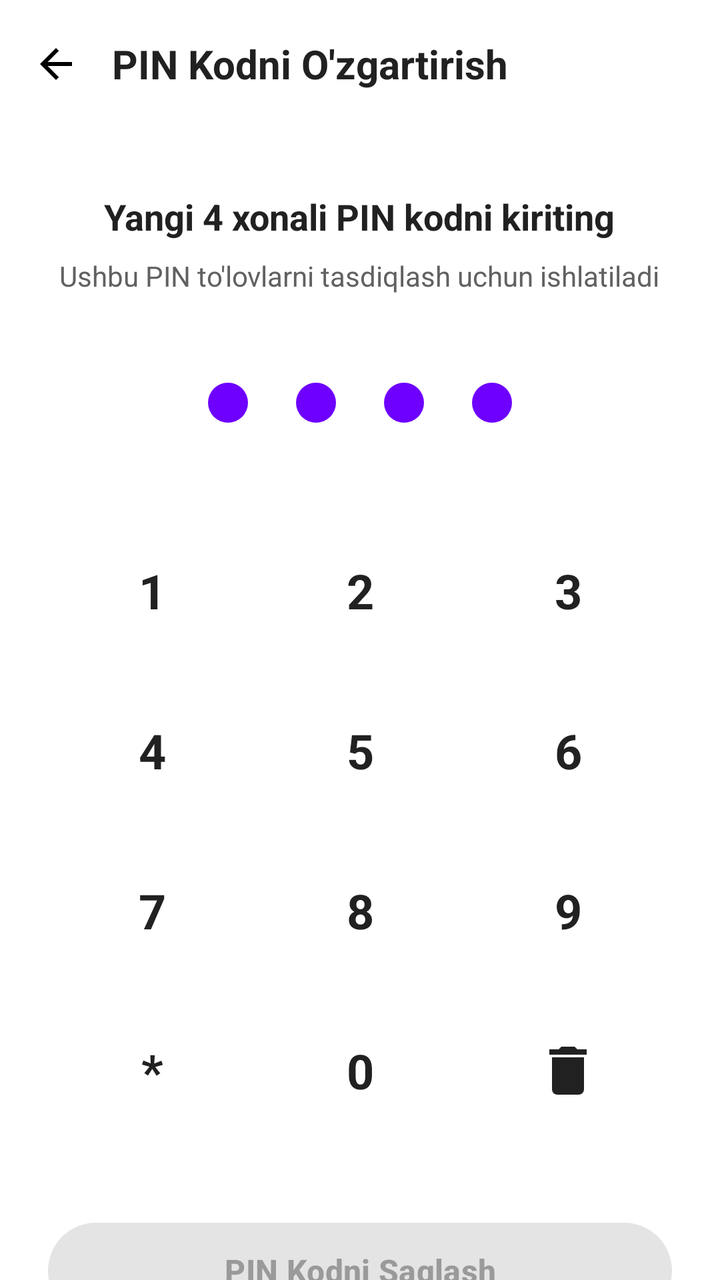
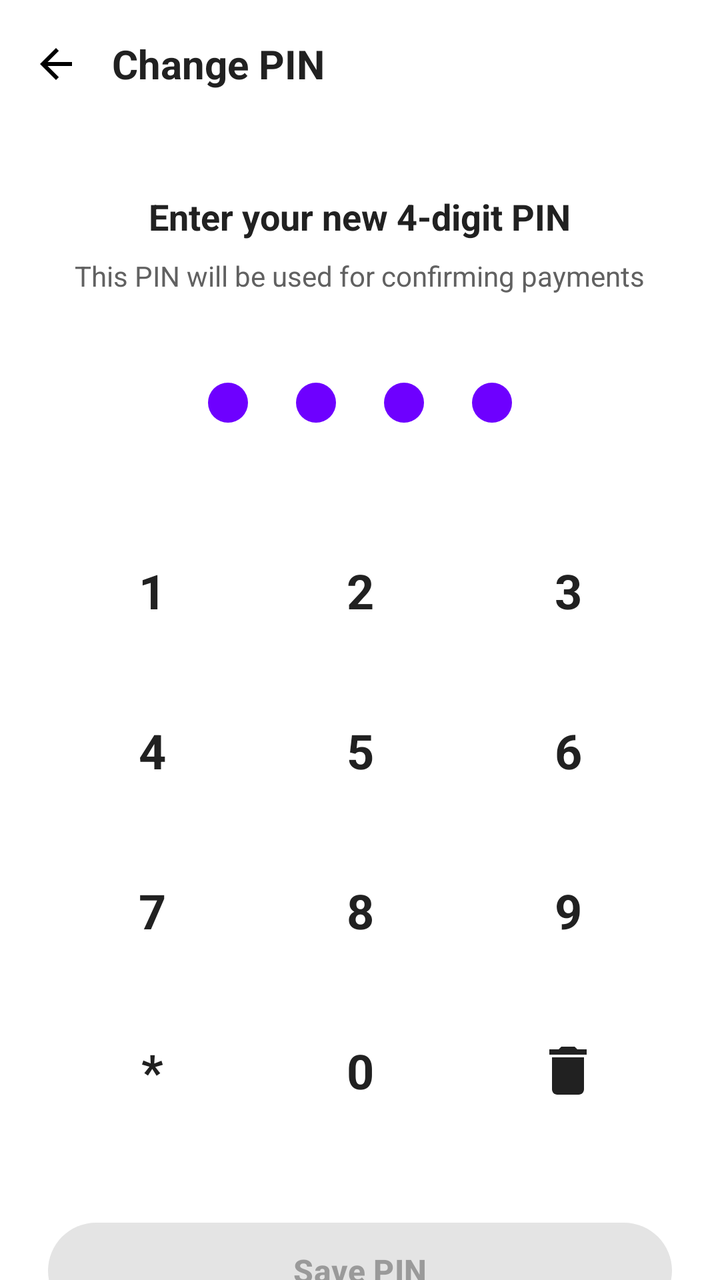

The first picture is an Android layout as it rendered before a commit; the second is the same layout after the commit. The layout source and the unified diff follow.
<!-- AndroidManifest.xml: application theme Theme.Zarur -->
<!-- res/layout/fragment_change_pin.xml -->
<?xml version="1.0" encoding="utf-8"?>
<androidx.coordinatorlayout.widget.CoordinatorLayout xmlns:android="http://schemas.android.com/apk/res/android"
    xmlns:app="http://schemas.android.com/apk/res-auto"
    xmlns:tools="http://schemas.android.com/tools"
    android:layout_width="match_parent"
    android:layout_height="match_parent"
    android:background="?attr/colorSurface">

    <com.google.android.material.appbar.AppBarLayout
        android:layout_width="match_parent"
        android:layout_height="wrap_content"
        android:background="?attr/colorSurface"
        app:elevation="0dp">

        <androidx.appcompat.widget.Toolbar
            android:id="@+id/toolbar"
            android:layout_width="match_parent"
            android:layout_height="?attr/actionBarSize"
            app:navigationIcon="@drawable/ic_back">

            <TextView
                android:layout_width="wrap_content"
                android:layout_height="wrap_content"
                android:text="PIN Kodni O'zgartirish"
                android:textColor="?attr/colorOnSurface"
                android:textSize="20sp"
                android:textStyle="bold" />
        </androidx.appcompat.widget.Toolbar>
    </com.google.android.material.appbar.AppBarLayout>

    <androidx.core.widget.NestedScrollView
        android:layout_width="match_parent"
        android:layout_height="match_parent"
        app:layout_behavior="@string/appbar_scrolling_view_behavior">

        <LinearLayout
            android:layout_width="match_parent"
            android:layout_height="wrap_content"
            android:gravity="center_horizontal"
            android:orientation="vertical"
            android:paddingHorizontal="24dp"
            android:paddingBottom="40dp">

            <TextView
                android:layout_width="wrap_content"
                android:layout_height="wrap_content"
                android:layout_marginTop="32dp"
                android:gravity="center"
                android:text="Yangi 4 xonali PIN kodni kiriting"
                android:textColor="?attr/colorOnSurface"
                android:textSize="18sp"
                android:textStyle="bold" />

            <TextView
                android:layout_width="wrap_content"
                android:layout_height="wrap_content"
                android:layout_marginTop="8dp"
                android:gravity="center"
                android:text="Ushbu PIN to'lovlarni tasdiqlash uchun ishlatiladi"
                android:textColor="?attr/colorOnSurfaceVariant"
                android:textSize="14sp" />

            
            <LinearLayout
                android:id="@+id/llPinContainer"
                android:layout_width="wrap_content"
                android:layout_height="wrap_content"
                android:layout_marginTop="32dp"
                android:orientation="horizontal">

                <View
                    android:layout_width="20dp"
                    android:layout_height="20dp"
                    android:layout_margin="12dp"
                    android:background="@drawable/bg_pin_indicator"
                    android:enabled="false" />

                <View
                    android:layout_width="20dp"
                    android:layout_height="20dp"
                    android:layout_margin="12dp"
                    android:background="@drawable/bg_pin_indicator"
                    android:enabled="false" />

                <View
                    android:layout_width="20dp"
                    android:layout_height="20dp"
                    android:layout_margin="12dp"
                    android:background="@drawable/bg_pin_indicator"
                    android:enabled="false" />

                <View
                    android:layout_width="20dp"
                    android:layout_height="20dp"
                    android:layout_margin="12dp"
                    android:background="@drawable/bg_pin_indicator"
                    android:enabled="false" />
            </LinearLayout>

            
            <GridLayout
                android:id="@+id/glNumberPad"
                android:layout_width="match_parent"
                android:layout_height="wrap_content"
                android:layout_marginTop="32dp"
                android:columnCount="3"
                android:useDefaultMargins="true">

                <TextView
                    style="@style/NumberPadButton"
                    android:text="1" />

                <TextView
                    style="@style/NumberPadButton"
                    android:text="2" />

                <TextView
                    style="@style/NumberPadButton"
                    android:text="3" />

                <TextView
                    style="@style/NumberPadButton"
                    android:text="4" />

                <TextView
                    style="@style/NumberPadButton"
                    android:text="5" />

                <TextView
                    style="@style/NumberPadButton"
                    android:text="6" />

                <TextView
                    style="@style/NumberPadButton"
                    android:text="7" />

                <TextView
                    style="@style/NumberPadButton"
                    android:text="8" />

                <TextView
                    style="@style/NumberPadButton"
                    android:text="9" />

                <TextView
                    style="@style/NumberPadButton"
                    android:text="*" />

                <TextView
                    style="@style/NumberPadButton"
                    android:text="0" />

                <ImageView
                    android:id="@+id/btnDelete"
                    style="@style/NumberPadButton"
                    android:padding="20dp"
                    android:src="@drawable/ic_delete"
                    app:tint="?attr/colorOnSurface" />
            </GridLayout>

            <com.google.android.material.button.MaterialButton
                android:id="@+id/btnSavePin"
                android:layout_width="match_parent"
                android:layout_height="56dp"
                android:layout_marginTop="32dp"
                android:enabled="false"
                android:text="PIN Kodni Saqlash"
                android:textAllCaps="false"
                android:textSize="16sp"
                android:textStyle="bold"
                app:cornerRadius="28dp" />

        </LinearLayout>
    </androidx.core.widget.NestedScrollView>

</androidx.coordinatorlayout.widget.CoordinatorLayout>
<!-- resources referenced by this layout -->
<resources>
  <!-- drawable bg_pin_indicator (drawable) -->
  <?xml version="1.0" encoding="utf-8"?>
  <selector xmlns:android="http://schemas.android.com/apk/res/android">
      <item android:state_enabled="true">
          <shape android:shape="oval">
              <solid android:color="?attr/colorPrimary" />
              <size android:width="16dp" android:height="16dp" />
          </shape>
      </item>
      <item>
          <shape android:shape="oval">
              <stroke android:width="2dp" android:color="?attr/colorSurfaceVariant" />
              <size android:width="16dp" android:height="16dp" />
          </shape>
      </item>
  </selector>
  <!-- drawable ic_back (drawable) -->
  <?xml version="1.0" encoding="utf-8"?>
  <vector xmlns:android="http://schemas.android.com/apk/res/android"
      android:width="24dp"
      android:height="24dp"
      android:viewportWidth="24"
      android:viewportHeight="24">
      <path
          android:fillColor="#000000"
          android:pathData="M20,11H7.83l5.59,-5.59L12,4l-8,8l8,8l1.41,-1.41L7.83,13H20V11z" />
  </vector>
  <!-- drawable ic_delete (drawable) -->
  <?xml version="1.0" encoding="utf-8"?>
  <vector xmlns:android="http://schemas.android.com/apk/res/android"
      android:width="24dp"
      android:height="24dp"
      android:viewportWidth="24"
      android:viewportHeight="24">
    <path
        android:fillColor="?attr/colorError"
        android:pathData="M6,19c0,1.1 0.9,2 2,2h8c1.1,0 2,-0.9 2,-2V7H6v12zM19,4h-3.5l-1,-1h-5l-1,1H5v2h14V4z"/>
  </vector>
  <style name="NumberPadButton">
          <item name="android:layout_width">0dp</item>
          <item name="android:layout_height">72dp</item>
          <item name="android:layout_columnWeight">1</item>
          <item name="android:gravity">center</item>
          <item name="android:textColor">?attr/colorOnSurface</item>
          <item name="android:textSize">24sp</item>
          <item name="android:textStyle">bold</item>
          <item name="android:clickable">true</item>
          <item name="android:focusable">true</item>
          <item name="android:background">?attr/selectableItemBackgroundBorderless</item>
      </style>
  <style name="Theme.Zarur" parent="Base.Theme.Zarur" />
  <style name="Base.Theme.Zarur" parent="Theme.Material3.DayNight.NoActionBar">
          
          <item name="colorPrimary">@color/uzum_purple</item>
          <item name="colorOnPrimary">@color/white</item>
          <item name="colorSecondary">@color/uzum_purple_light</item>
          <item name="colorOnSecondary">@color/uzum_purple</item>
          <item name="colorSurface">@color/white</item>
          <item name="colorOnSurface">@color/neutral_900</item>
          <item name="colorSurfaceVariant">@color/neutral_50</item>
          <item name="colorOnSurfaceVariant">@color/neutral_700</item>
          <item name="colorOutline">@color/neutral_200</item>
  
          <item name="android:statusBarColor">@android:color/transparent</item>
          <item name="android:navigationBarColor">@android:color/transparent</item>
          <item name="android:windowLightStatusBar">true</item>
          <item name="android:windowLayoutInDisplayCutoutMode" tools:targetApi="28">shortEdges</item>
      </style>
  <color name="uzum_purple">#6E00FF</color>
  <color name="white">#FFFFFF</color>
  <color name="uzum_purple_light">#F2EBFF</color>
  <color name="neutral_900">#212121</color>
  <color name="neutral_50">#FAFAFA</color>
  <color name="neutral_700">#616161</color>
  <color name="neutral_200">#EEEEEE</color>
</resources>

<!-- the commit's change to res/layout/fragment_change_pin.xml (unified diff, before → after) -->
@@ -21,7 +21,7 @@
             <TextView
                 android:layout_width="wrap_content"
                 android:layout_height="wrap_content"
-                android:text="PIN Kodni O'zgartirish"
+                android:text="@string/button_change_pin"
                 android:textColor="?attr/colorOnSurface"
                 android:textSize="20sp"
                 android:textStyle="bold" />
@@ -46,7 +46,7 @@
                 android:layout_height="wrap_content"
                 android:layout_marginTop="32dp"
                 android:gravity="center"
-                android:text="Yangi 4 xonali PIN kodni kiriting"
+                android:text="@string/desc_change_pin"
                 android:textColor="?attr/colorOnSurface"
                 android:textSize="18sp"
                 android:textStyle="bold" />
@@ -56,7 +56,7 @@
                 android:layout_height="wrap_content"
                 android:layout_marginTop="8dp"
                 android:gravity="center"
-                android:text="Ushbu PIN to'lovlarni tasdiqlash uchun ishlatiladi"
+                android:text="@string/tip_change_pin"
                 android:textColor="?attr/colorOnSurfaceVariant"
                 android:textSize="14sp" />
 
@@ -164,7 +164,7 @@
                 android:layout_height="56dp"
                 android:layout_marginTop="32dp"
                 android:enabled="false"
-                android:text="PIN Kodni Saqlash"
+                android:text="@string/button_save_pin"
                 android:textAllCaps="false"
                 android:textSize="16sp"
                 android:textStyle="bold"
<!-- resource entries referenced after the edit -->
@@ -38,6 +38,10 @@
         android:fillColor="?attr/colorError"
         android:pathData="M6,19c0,1.1 0.9,2 2,2h8c1.1,0 2,-0.9 2,-2V7H6v12zM19,4h-3.5l-1,-1h-5l-1,1H5v2h14V4z"/>
   </vector>
+  <string name="button_change_pin">Change PIN</string>
+  <string name="button_save_pin">Save PIN</string>
+  <string name="desc_change_pin">Enter your new 4-digit PIN</string>
+  <string name="tip_change_pin">This PIN will be used for confirming payments</string>
   <style name="NumberPadButton">
           <item name="android:layout_width">0dp</item>
           <item name="android:layout_height">72dp</item>
